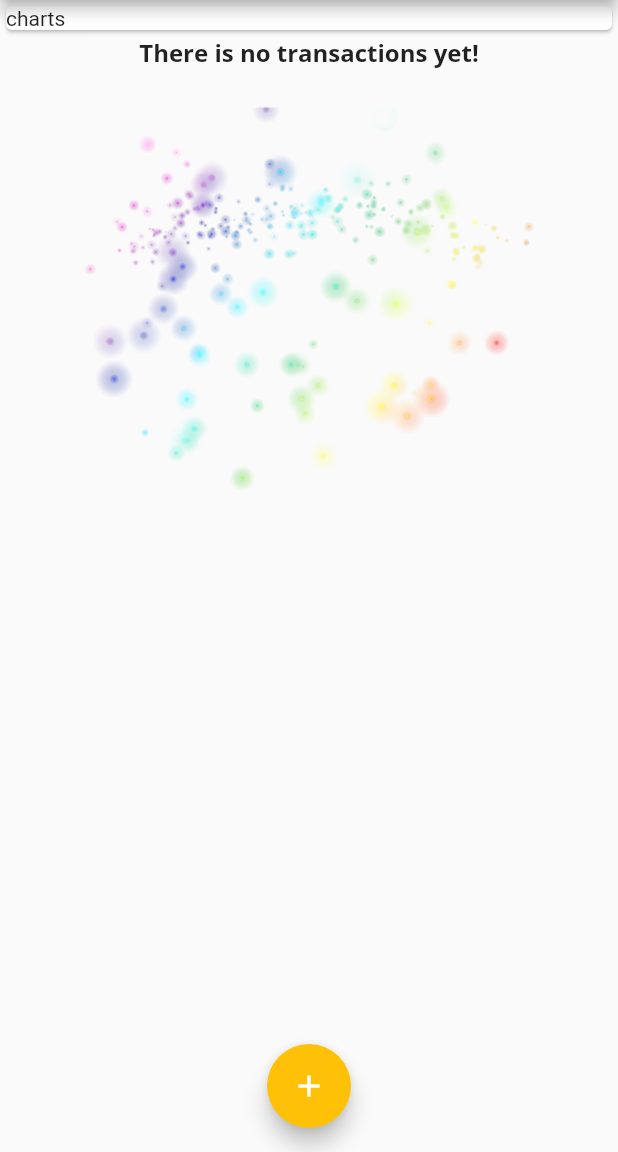
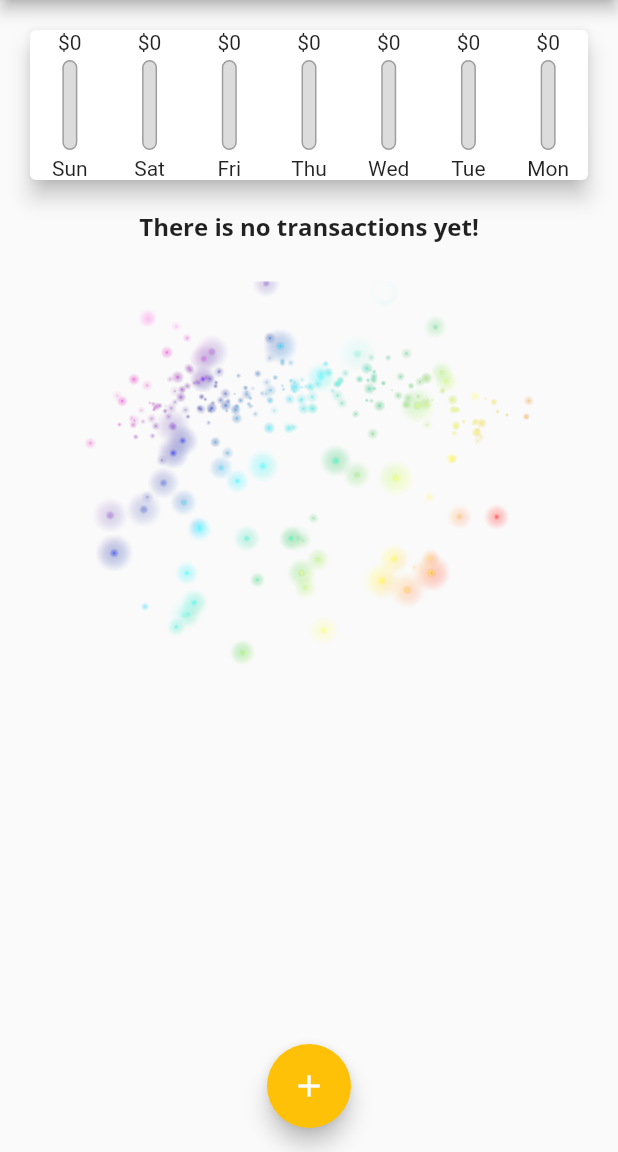
Before and after one commit to kuinfu/flutter-complete-guide, a Flutter app: the screen it shows after launch, on a phone screen of 412 x 824 dp, the part 84-1236 px from its top. Run offline on Flutter 3.47's test engine with Material 2 defaults, Android fonts, the phone set to English and light mode, and no system bars.

Commit message:
统计功能初步完成

```diff
--- a/personal_expenses/lib/main.dart
+++ b/personal_expenses/lib/main.dart
@@ -1,4 +1,5 @@
 import 'package:flutter/material.dart';
+import 'package:personal_expenses/widgets/chart.dart';
 import 'package:personal_expenses/widgets/new_transaction.dart';
 
 import 'models/transaction.dart';
@@ -77,6 +78,14 @@ class _MyHomePageState extends State<MyHomePage> {
     //     date: DateTime.now()),
   ];
 
+  List<Transaction> get _recentTransactions {
+    return _userTransactions.where((tx) {
+      return tx.date.isAfter(DateTime.now().subtract(Duration(
+        days: 7,
+      )));
+    }).toList();
+  }
+
   void _addNewTransaction(String title, double amount) {
     final newTx = Transaction(
       id: DateTime.now().toString(),
@@ -123,15 +132,7 @@ class _MyHomePageState extends State<MyHomePage> {
         child: Column(
           // mainAxisAlignment: MainAxisAlignment.spaceEvenly,
           children: [
-            Container(
-              width: double.infinity,
-              child: Card(
-                // elevation: 5,
-                child: Text(
-                  'charts',
-                ),
-              ),
-            ),
+            Chart(_recentTransactions),
             TransactionList(_userTransactions),
           ],
         ),
--- /dev/null
+++ b/personal_expenses/lib/widgets/chart.dart
@@ -0,0 +1,61 @@
+import 'package:flutter/material.dart';
+import 'package:intl/intl.dart';
+import 'package:personal_expenses/widgets/chart_bar.dart';
+
+import '../models/transaction.dart';
+
+class Chart extends StatelessWidget {
+  List<Transaction> recentTransactions;
+
+  Chart(this.recentTransactions);
+
+  List<Map<String, Object>> get groupedTransactionValues {
+    return List.generate(7, (index) {
+      final weekDay = DateTime.now().subtract(Duration(days: index));
+      double totalAmount = 0.0;
+
+      for (int i = 0; i < recentTransactions.length; i++) {
+        if (recentTransactions[i].date.day == weekDay.day &&
+            recentTransactions[i].date.month == weekDay.month &&
+            recentTransactions[i].date.year == weekDay.year) {
+          totalAmount += recentTransactions[i].amount;
+        }
+      }
+      return {
+        'day': DateFormat.E().format(weekDay),
+        'amount': totalAmount,
+      };
+    });
+  }
+
+  double get totalSpending {
+    return groupedTransactionValues.fold(0.0, (previousValue, element) {
+      return previousValue + (element['amount'] as double);
+    });
+  }
+
+  @override
+  Widget build(BuildContext context) {
+    print(groupedTransactionValues);
+    return Card(
+      elevation: 6,
+      margin: EdgeInsets.all(20),
+      child: Row(
+        mainAxisAlignment: MainAxisAlignment.spaceAround,
+        children: groupedTransactionValues.map((x) {
+          return Flexible(
+            flex: 1,
+            fit: FlexFit.tight,
+            child: ChartBar(
+              x['day'] as String,
+              x['amount'] as double,
+              totalSpending == 0.0
+                  ? 0.0
+                  : (x['amount'] as double) / totalSpending,
+            ),
+          );
+        }).toList(),
+      ),
+    );
+  }
+}
--- /dev/null
+++ b/personal_expenses/lib/widgets/chart_bar.dart
@@ -0,0 +1,47 @@
+import 'package:flutter/material.dart';
+
+class ChartBar extends StatelessWidget {
+  final String label;
+  final double spendingTotal;
+  final double spendingPctOfTotal;
+
+  ChartBar(this.label, this.spendingTotal, this.spendingPctOfTotal);
+
+  @override
+  Widget build(BuildContext context) {
+    return Column(
+      children: [
+        FittedBox(
+          child: Text('\$${spendingTotal.toStringAsFixed(0)}'),
+        ),
+        SizedBox(height: 4),
+        Container(
+          height: 60,
+          width: 10,
+          child: Stack(
+            children: [
+              Container(
+                decoration: BoxDecoration(
+                  border: Border.all(color: Colors.grey, width: 1.0),
+                  color: Color.fromRGBO(220, 220, 220, 1),
+                  borderRadius: BorderRadius.circular(10),
+                ),
+              ),
+              FractionallySizedBox(
+                heightFactor: spendingPctOfTotal,
+                child: Container(
+                  decoration: BoxDecoration(
+                    color: Theme.of(context).primaryColor,
+                    borderRadius: BorderRadius.circular(10),
+                  ),
+                ),
+              )
+            ],
+          ),
+        ),
+        SizedBox(height: 4),
+        Text(label),
+      ],
+    );
+  }
+}
```
